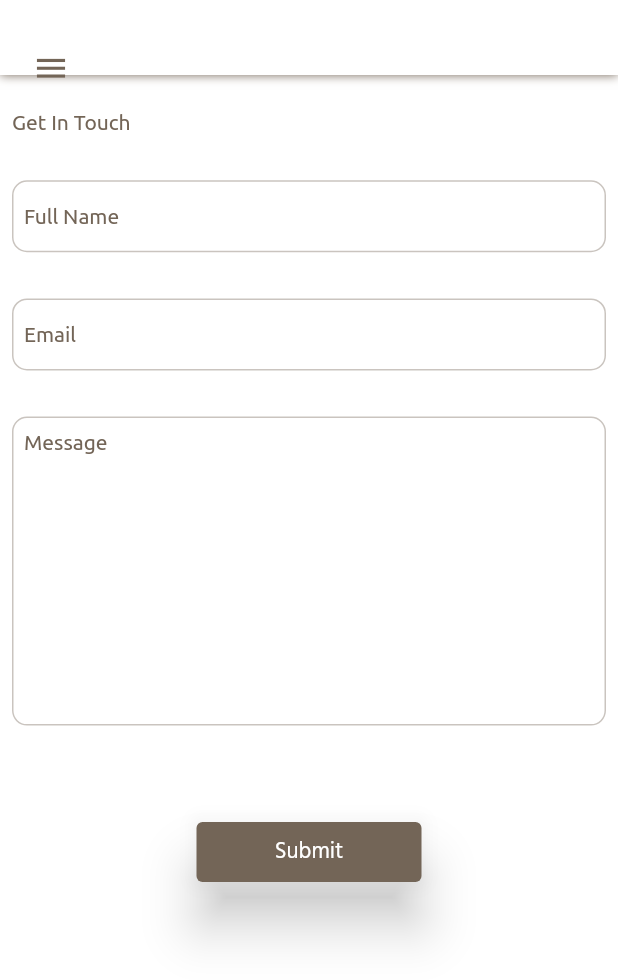
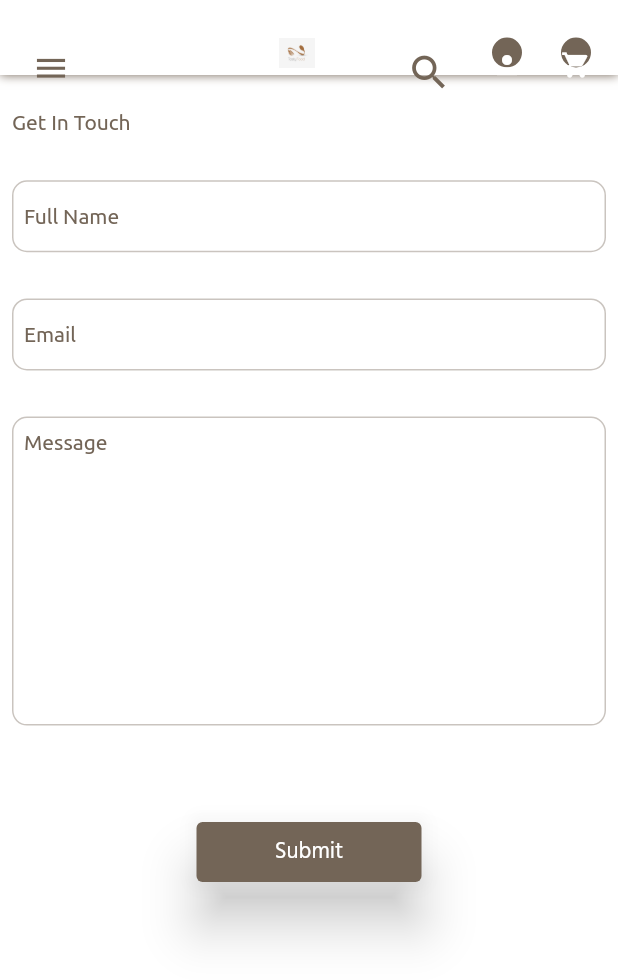
Before and after one commit to Ambrosekol/toms_palace, a Flutter app: the ContactUsPage screen opened directly, on a phone screen of 412 x 824 dp. Shown: the top 980 px of the screen. Run offline on Flutter 3.47's test engine with Material 2 defaults, Android fonts, the light colour scheme and no system bars; project files that could hold a hidden picture were left out.

Commit message:
finished drawer and Custom Appbar

```diff
--- a/lib/global_widgets.dart/app_bar.dart
+++ b/lib/global_widgets.dart/app_bar.dart
@@ -1,10 +1,12 @@
 import 'package:flutter/material.dart';
 
 class CustomizedAppBar extends StatelessWidget with PreferredSizeWidget {
-  const CustomizedAppBar({super.key});
+  CustomizedAppBar({super.key, required this.centerTitle});
+  bool centerTitle;
 
   @override
   Widget build(BuildContext context) {
+    Size size = MediaQuery.of(context).size;
     return Container(
       padding:
           const EdgeInsets.only(top: 25.0, right: 10.0, left: 10.0, bottom: 5),
@@ -18,7 +20,7 @@ class CustomizedAppBar extends StatelessWidget with PreferredSizeWidget {
         color: Colors.white,
       ),
       child: Row(
-        // mainAxisAlignment: MainAxisAlignment.spaceEvenly,
+        mainAxisAlignment: MainAxisAlignment.spaceBetween,
         children: [
           IconButton(
             onPressed: () => Scaffold.of(context).openDrawer(),
@@ -28,7 +30,13 @@ class CustomizedAppBar extends StatelessWidget with PreferredSizeWidget {
               size: 25.0,
               color: Theme.of(context).primaryColor,
             ),
-          )
+          ),
+          centerTitle
+              ? menuItems(size, context)
+              : Image.asset(
+                  'assets/images/foodlogo.jpg',
+                  width: 50,
+                ),
         ],
       ),
     );
@@ -37,3 +45,65 @@ class CustomizedAppBar extends StatelessWidget with PreferredSizeWidget {
   @override
   Size get preferredSize => const Size.fromHeight(50.0);
 }
+
+Widget menuItems(Size size, BuildContext context) {
+  return Container(
+    // color: Colors.yellow,
+    width: size.width / 1.8,
+    alignment: Alignment.center,
+    child: Row(
+      mainAxisAlignment: MainAxisAlignment.spaceBetween,
+      children: [
+        Image.asset(
+          'assets/images/foodlogo.jpg',
+          width: 50,
+        ),
+        Row(
+          mainAxisAlignment: MainAxisAlignment.spaceBetween,
+          children: [
+            IconButton(
+              onPressed: () => null,
+              icon: Icon(
+                Icons.search,
+                color: Theme.of(context).primaryColor,
+                size: 30.0,
+              ),
+            ),
+            const SizedBox(width: 10.0),
+            InkWell(
+              onTap: () => null,
+              child: Material(
+                shape: const CircleBorder(),
+                color: Theme.of(context).primaryColor,
+                child: const Padding(
+                  padding: EdgeInsets.all(8.0),
+                  child: Icon(
+                    Icons.person,
+                    color: Colors.white,
+                    size: 20.0,
+                  ),
+                ),
+              ),
+            ),
+            const SizedBox(width: 10.0),
+            InkWell(
+              onTap: () => null,
+              child: Material(
+                shape: const CircleBorder(),
+                color: Theme.of(context).primaryColor,
+                child: const Padding(
+                  padding: EdgeInsets.all(8.0),
+                  child: Icon(
+                    Icons.shopping_cart,
+                    color: Colors.white,
+                    size: 20.0,
+                  ),
+                ),
+              ),
+            ),
+          ],
+        )
+      ],
+    ),
+  );
+}
--- a/lib/ui/contact_us.dart
+++ b/lib/ui/contact_us.dart
@@ -19,12 +19,12 @@ class _ContactUsPageState extends State<ContactUsPage> {
   @override
   Widget build(BuildContext context) {
     return Scaffold(
-      appBar: CustomizedAppBar(),
+      appBar: CustomizedAppBar(centerTitle: true),
       drawer: CustomizedDrawer(),
       body: SingleChildScrollView(
         child: Padding(
           padding: const EdgeInsets.all(8.0),
-          child: Container(
+          child: SizedBox(
             height: MediaQuery.of(context).size.height / 1.5,
             child: Column(
               mainAxisAlignment: MainAxisAlignment.spaceAround,
--- a/pubspec.yaml
+++ b/pubspec.yaml
@@ -75,6 +75,7 @@ flutter:
     - assets/images/happy_people.png
     - assets/images/letter.png
     - assets/images/location_marker.png
+    - assets/images/foodlogo.jpg
   #   - images/a_dot_ham.jpeg
 
   # An image asset can refer to one or more resolution-specific "variants", see
```
Also changed, not shown: assets/images/foodlogo.jpg (added).
